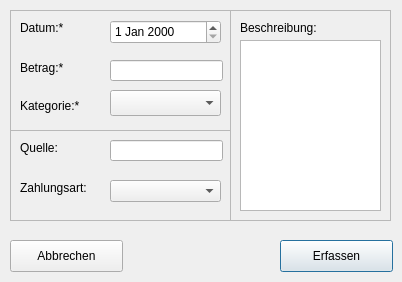
The window that erfassen.ui (sess2016C/se2016C) describes before a commit, drawn with Qt 5.
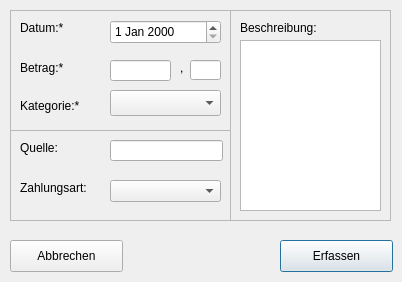
The same window after the commit.

Commit message: Checking input for 'wrong' input. uses hauptmenue_adm instead of hauptmenue for normal user, buttons get deactivated.

Patch:
```diff
--- a/erfassen.ui
+++ b/erfassen.ui
@@ -82,10 +82,19 @@
      <rect>
       <x>100</x>
       <y>50</y>
-      <width>113</width>
+      <width>61</width>
       <height>21</height>
      </rect>
     </property>
+    <property name="inputMask">
+     <string/>
+    </property>
+    <property name="maxLength">
+     <number>12</number>
+    </property>
+    <property name="alignment">
+     <set>Qt::AlignRight|Qt::AlignTrailing|Qt::AlignVCenter</set>
+    </property>
    </widget>
    <widget class="QLabel" name="label_3">
     <property name="geometry">
@@ -110,6 +119,35 @@
      </rect>
     </property>
    </widget>
+   <widget class="QLabel" name="lbl_komma">
+    <property name="geometry">
+     <rect>
+      <x>170</x>
+      <y>50</y>
+      <width>16</width>
+      <height>16</height>
+     </rect>
+    </property>
+    <property name="text">
+     <string>,</string>
+    </property>
+   </widget>
+   <widget class="QLineEdit" name="txt_decimal">
+    <property name="geometry">
+     <rect>
+      <x>180</x>
+      <y>50</y>
+      <width>31</width>
+      <height>20</height>
+     </rect>
+    </property>
+    <property name="inputMask">
+     <string/>
+    </property>
+    <property name="maxLength">
+     <number>2</number>
+    </property>
+   </widget>
   </widget>
   <widget class="QFrame" name="frame_2">
    <property name="geometry">
```
Left out of the diff: 1 changed line with no effect on the pictures. The commit also changes 8 other files.
